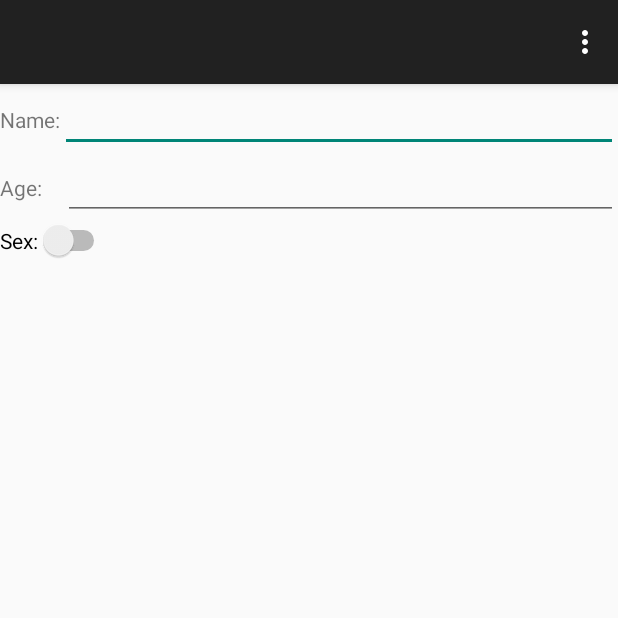
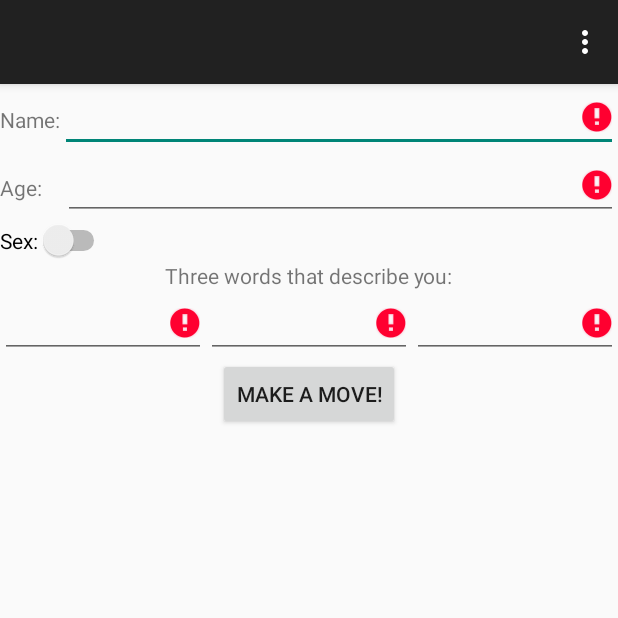
Before and after one commit to xiaoxion/JAVA1, an Android app: the screen it shows after launch (MainActivity), in the options menu, after a tap on an icon or button, on a phone screen of 412 x 824 dp, the top half of it. Run offline under Robolectric (Android 15) with nearby library versions, the phone set to English and light mode, and no system bars.

Commit message:
Finalized project
finished Assignment

```diff
--- a/Week1/home/src/main/java/com/stratazima/testapp/home/MainActivity.java
+++ b/Week1/home/src/main/java/com/stratazima/testapp/home/MainActivity.java
@@ -6,6 +6,12 @@ import android.view.Menu;
 import android.view.MenuItem;
 import android.view.View;
 import android.widget.Button;
+import android.widget.Switch;
+import android.widget.TextView;
+
+import org.w3c.dom.Text;
+
+import java.util.ArrayList;
 
 import static android.view.View.*;
 
@@ -13,10 +19,13 @@ import static android.view.View.*;
 public class MainActivity extends ActionBarActivity {
 
     // Variable Declarations
-    int daInteger;
-    boolean daBoolean;
     String daString;
-    String[] daStringArray;
+    ArrayList<String> daStringArray = new ArrayList<String>();
+    TextView name;
+    TextView age;
+    TextView desc1;
+    TextView desc2;
+    TextView desc3;
 
 
     @Override
@@ -27,7 +36,34 @@ public class MainActivity extends ActionBarActivity {
         Button button = (Button) findViewById(R.id.go_button);
         button.setOnClickListener(new OnClickListener() {
             public void onClick(View arg0) {
-                daString = "Tell me dat I'm pretty";
+                name = (TextView) findViewById(R.id.name_textView);
+                age = (TextView) findViewById(R.id.age_textView);
+                desc1 = (TextView) findViewById(R.id.descript_text1);
+                desc2 = (TextView) findViewById(R.id.descript_text2);
+                desc3 = (TextView) findViewById(R.id.descript_text3);
+
+                if (name.getText().toString().equals("")) {
+                    name.setError("Enter Name");
+                }
+                if (age.getText().toString().equals("")) {
+                    age.setError("Enter Age");
+                }
+                if (desc1.getText().toString().equals("")) {
+                    desc1.setError("Enter Description");
+                }
+                if (desc2.getText().toString().equals("")) {
+                    desc2.setError("Enter Description");
+                }
+                if (desc3.getText().toString().equals("")) {
+                    desc3.setError("Enter Description");
+                }
+
+                if (!name.getText().toString().equals("") && !age.getText().toString().equals("") && !desc1.getText().toString().equals("") && !desc2.getText().toString().equals("") && !desc3.getText().toString().equals("")) {
+                    daStringArray.add(desc1.getText().toString());
+                    daStringArray.add(desc2.getText().toString());
+                    daStringArray.add(desc3.getText().toString());
+                    compileTextView();
+                }
             }
         });
     }
@@ -51,4 +87,17 @@ public class MainActivity extends ActionBarActivity {
         }
         return super.onOptionsItemSelected(item);
     }
+
+    public void compileTextView() {
+        Switch gender = (Switch) findViewById(R.id.gender_switch);
+
+        if (gender.isChecked()) {
+            daString = "Hey, my name is " + name.getText().toString() + " and I am " + age.getText().toString() + " years old. I am a " + desc1.getText().toString() + ", " + desc2.getText().toString() + ", and " + desc3.getText().toString() + " woman who would like your company." ;
+        } else {
+            daString = "Hello, my name is " + name.getText().toString() + " and I am " + age.getText().toString() + " years old. I am a " + desc1.getText().toString() + ", " + desc2.getText().toString() + ", and " + desc3.getText().toString() + " man who thinks you are amazing." ;
+        }
+
+        TextView finalText = (TextView) findViewById(R.id.final_textView);
+        finalText.setText(daString);
+    };
 }
--- a/Week1/home/src/main/res/layout/activity_main.xml
+++ b/Week1/home/src/main/res/layout/activity_main.xml
@@ -17,7 +17,7 @@
         <EditText
             android:layout_width="wrap_content"
             android:layout_height="wrap_content"
-            android:id="@+id/editText2"
+            android:id="@+id/name_textView"
             android:layout_weight="1" />
 
     </LinearLayout>
@@ -38,7 +38,7 @@
             android:layout_height="wrap_content"
             android:inputType="number"
             android:ems="10"
-            android:id="@+id/editText" />
+            android:id="@+id/age_textView" />
 
     </LinearLayout>
 
@@ -51,10 +51,55 @@
             android:layout_width="wrap_content"
             android:layout_height="wrap_content"
             android:text="Sex:"
-            android:id="@+id/switch1"
+            android:id="@+id/gender_switch"
             android:checked="false"
             android:textOn="Female"
             android:textOff="Male"/>
     </LinearLayout>
 
+    <TextView
+        android:layout_width="wrap_content"
+        android:layout_height="wrap_content"
+        android:text="Three words that describe you:"
+        android:id="@+id/textView3"
+        android:layout_gravity="center_horizontal" />
+
+    <LinearLayout
+        android:orientation="horizontal"
+        android:layout_width="match_parent"
+        android:layout_height="wrap_content">
+
+        <EditText
+            android:layout_width="wrap_content"
+            android:layout_height="wrap_content"
+            android:id="@+id/descript_text1"
+            android:layout_weight="1" />
+
+        <EditText
+            android:layout_width="wrap_content"
+            android:layout_height="wrap_content"
+            android:id="@+id/descript_text2"
+            android:layout_weight="1" />
+
+        <EditText
+            android:layout_width="wrap_content"
+            android:layout_height="wrap_content"
+            android:id="@+id/descript_text3"
+            android:layout_weight="1" />
+    </LinearLayout>
+
+    <Button
+        android:layout_width="wrap_content"
+        android:layout_height="wrap_content"
+        android:text="Make a Move!"
+        android:id="@+id/go_button"
+        android:layout_gravity="center_horizontal" />
+
+    <TextView
+        android:layout_width="match_parent"
+        android:layout_height="wrap_content"
+        android:id="@+id/final_textView"
+        android:layout_gravity="center_horizontal"
+        android:layout_weight="1" />
+
 </LinearLayout>
```
